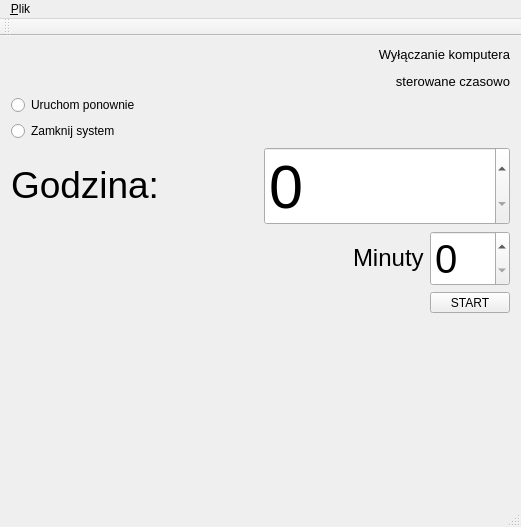
Above: mainwindow.ui from przempore/shoutdowner before the change. Below: the same form after it.
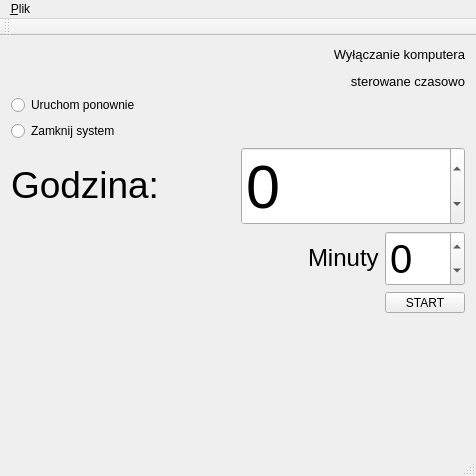
That is the form after the change.

Commit message: add: new window as a counter

```diff
--- a/mainwindow.ui
+++ b/mainwindow.ui
@@ -6,8 +6,8 @@
    <rect>
     <x>0</x>
     <y>0</y>
-    <width>521</width>
-    <height>527</height>
+    <width>476</width>
+    <height>476</height>
    </rect>
   </property>
   <property name="baseSize">
@@ -72,6 +72,9 @@
             <pointsize>46</pointsize>
            </font>
           </property>
+          <property name="minimum">
+           <number>-1</number>
+          </property>
          </widget>
         </item>
        </layout>
@@ -105,6 +108,9 @@
             <pointsize>30</pointsize>
            </font>
           </property>
+          <property name="minimum">
+           <number>-1</number>
+          </property>
          </widget>
         </item>
        </layout>
@@ -161,7 +167,7 @@
     <rect>
      <x>0</x>
      <y>0</y>
-     <width>521</width>
+     <width>476</width>
      <height>20</height>
     </rect>
    </property>
```
The commit also changes 7 other files.
